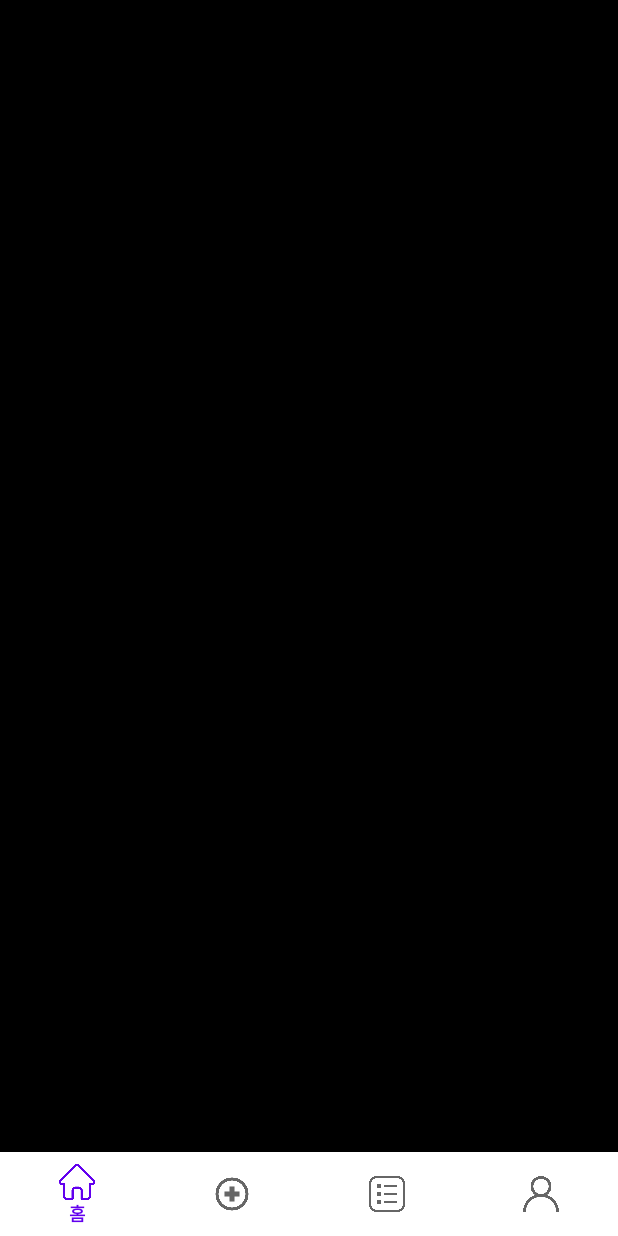
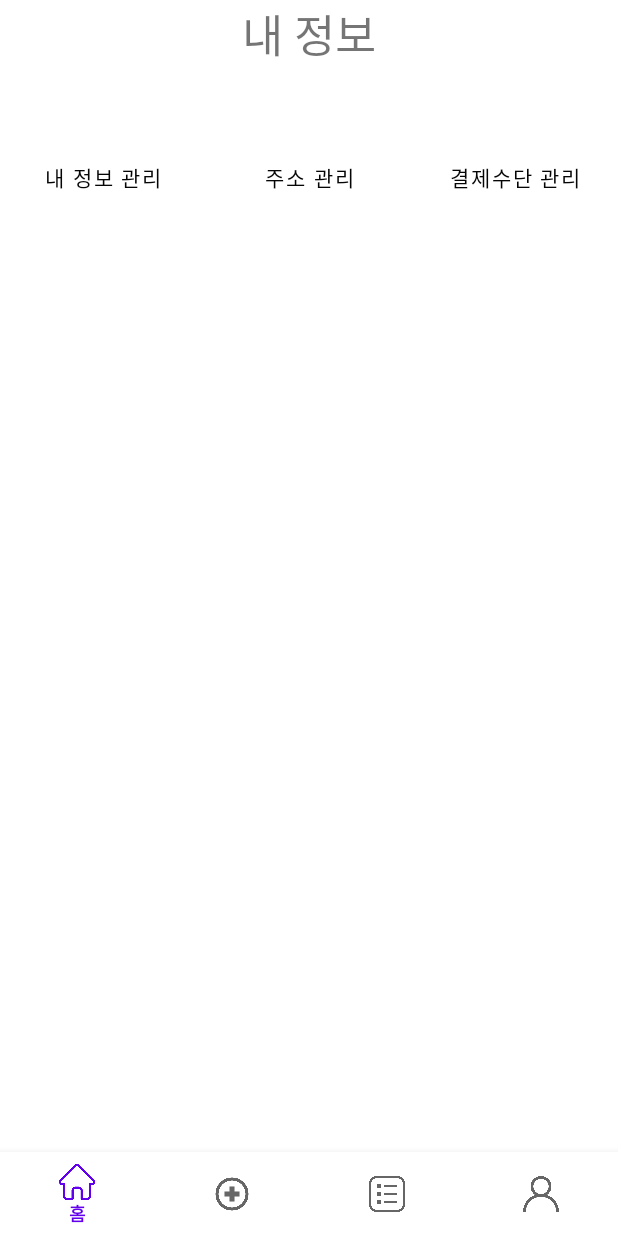
Before and after one commit to byeongjun98/Happy-Pet, an Android app: the fragment FragmentUser placed in its activity, on a phone screen of 412 x 824 dp. Run offline under Robolectric (Android 15) with nearby library versions, the light colour scheme and no system bars.

Commit message:
내 정보 탭 23.02.21 20:04

```diff
--- a/app/src/main/res/layout/fragment_user.xml
+++ b/app/src/main/res/layout/fragment_user.xml
@@ -1,8 +1,68 @@
 <?xml version="1.0" encoding="utf-8"?>
 <LinearLayout xmlns:android="http://schemas.android.com/apk/res/android"
+    xmlns:app="http://schemas.android.com/apk/res-auto"
     android:layout_width="match_parent"
     android:layout_height="match_parent"
     android:orientation="vertical"
-    android:background="@color/black">
 
+    >
+
+    <LinearLayout
+        android:layout_width="match_parent"
+        android:layout_height="match_parent"
+        android:layout_weight="1"
+        android:orientation="vertical">
+
+        <TextView
+            android:id="@+id/textView3"
+            android:layout_centerInParent="true"
+            android:layout_width="wrap_content"
+            android:layout_height="85dp"
+            android:layout_gravity="center"
+            android:layout_weight="1"
+            android:text="내 정보"
+            android:textSize="30dp" />
+
+        <LinearLayout
+            android:layout_width="match_parent"
+            android:layout_height="match_parent"
+            android:layout_weight="1"
+            android:orientation="horizontal">
+
+            <Button
+                android:id="@+id/button8"
+                android:layout_width="60dp"
+                android:layout_height="140dp"
+                android:layout_margin="5dp"
+                android:layout_weight="1"
+                android:background="@android:color/transparent"
+                android:text="내 정보 관리"
+                android:textColor="#050505"
+                 />
+
+            <Button
+                android:layout_margin="5dp"
+                android:id="@+id/button9"
+                android:layout_width="60dp"
+                android:layout_height="140dp"
+                android:layout_weight="1"
+                android:text="주소 관리"
+                android:background="@android:color/transparent"
+                android:textColor="#050505"
+                />
+
+            <Button
+                android:layout_margin="5dp"
+                android:id="@+id/button10"
+                android:layout_width="60dp"
+                android:layout_height="140dp"
+                android:layout_weight="1"
+                android:text="결제수단 관리"
+                android:background="@android:color/transparent"
+                android:textColor="#050505"
+                />
+
+        </LinearLayout>
+
+    </LinearLayout>
 </LinearLayout>
```
